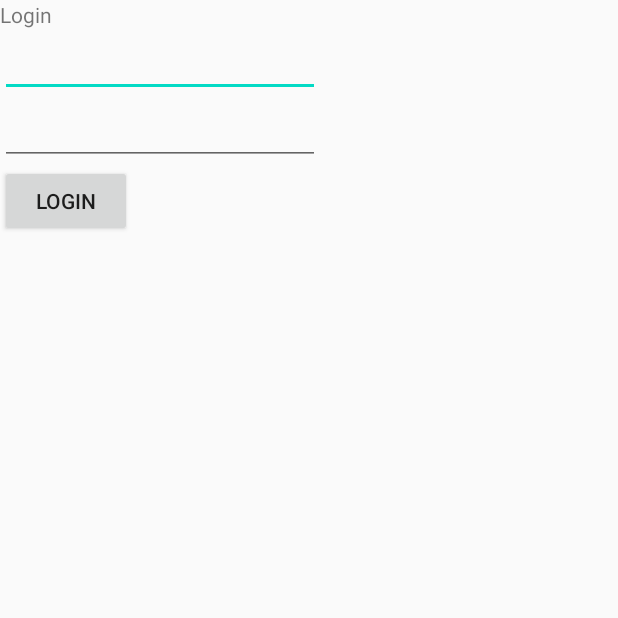
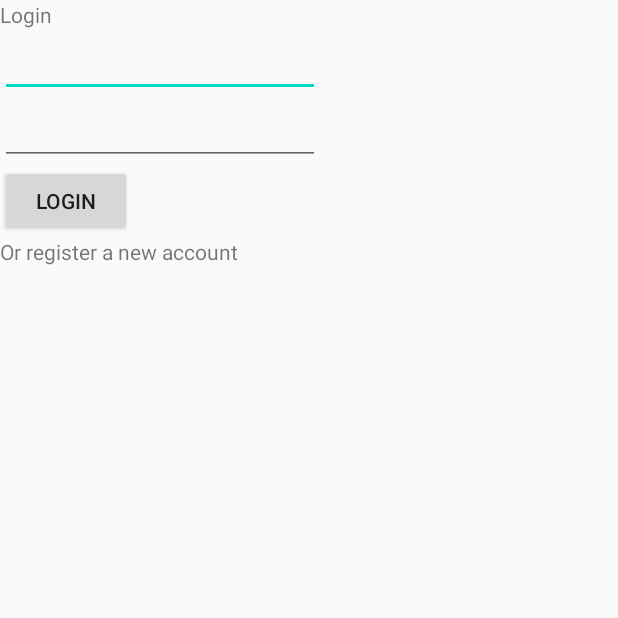
Before and after one commit to DamianSauren/ETransitAndroid, an Android app: the screen it shows after launch (StartActivity), after a tap on "LOGIN", on a phone screen of 412 x 824 dp, the top half of it. Run offline under Robolectric (Android 15) with nearby library versions, the phone set to English and light mode, and no system bars; our stand-ins replace Firebase (no records; nobody signed in at launch, a user with empty details on screens opened directly).

Commit message:
Added login and register screens

```diff
--- a/app/src/main/AndroidManifest.xml
+++ b/app/src/main/AndroidManifest.xml
@@ -22,7 +22,8 @@
             </intent-filter>
         </activity>
         <activity
-            android:name=".MainActivity">
+            android:name=".MainActivity"
+            android:theme="@style/AppTheme.NoActionBar">
         </activity>
     </application>
 
--- /dev/null
+++ b/app/src/main/java/com/example/etransportandroid/LoginFragment.kt
@@ -0,0 +1,88 @@
+package com.example.etransportandroid
+
+import android.os.Bundle
+import android.util.Log
+import android.view.LayoutInflater
+import android.view.View
+import android.view.ViewGroup
+import android.widget.Button
+import android.widget.EditText
+import android.widget.TextView
+import android.widget.Toast
+import androidx.fragment.app.Fragment
+import com.example.etransportandroid.enumClasses.Fragments
+import com.example.etransportandroid.interfaces.FragmentManagement
+import com.google.firebase.auth.FirebaseAuth
+import kotlinx.android.synthetic.main.fragment_login.*
+import kotlinx.android.synthetic.main.fragment_login.view.*
+
+class LoginFragment(private val fragmentManagement: FragmentManagement): Fragment() {
+
+    private lateinit var mAuth: FirebaseAuth
+
+    private lateinit var layout: View
+
+    private lateinit var emailEditText: EditText
+    private lateinit var passwordEditText: EditText
+    private lateinit var loginButton: Button
+    private lateinit var registerTextView: TextView
+
+    override fun onCreateView(
+        inflater: LayoutInflater,
+        container: ViewGroup?,
+        savedInstanceState: Bundle?
+    ): View? {
+        val layout = inflater.inflate(R.layout.fragment_login, container, false)
+        mAuth = FirebaseAuth.getInstance()
+
+        emailEditText = layout.findViewById(R.id.email_login_edittext)
+        passwordEditText = layout.findViewById(R.id.password_login_edittext)
+        loginButton = layout.findViewById(R.id.login_button)
+        registerTextView = layout.findViewById(R.id.register_textview)
+
+        setupLoginForm()
+        return layout
+    }
+
+    private fun setupLoginForm() {
+        loginButton.setOnClickListener {
+            val email = emailEditText.text.toString()
+            val password = passwordEditText.text.toString()
+
+            var canLogin = true
+
+            if(email == "") {
+                Toast.makeText(context, "Email cannot be empty", Toast.LENGTH_SHORT).show()
+                canLogin = false
+            }
+
+            if(password == "") {
+                Toast.makeText(context, "Password cannot be empty", Toast.LENGTH_SHORT).show()
+                canLogin = false
+            }
+
+            if(canLogin) {
+                login(email, password)
+            }
+        }
+
+        registerTextView.setOnClickListener {
+            fragmentManagement.changeFragment(Fragments.REGISTER)
+        }
+    }
+
+    private fun login(email: String, password: String) {
+        mAuth.signInWithEmailAndPassword(email, password)
+            .addOnCompleteListener { task ->
+                if(task.isSuccessful) {
+                    //Sign in success
+                    Log.d("LOGIN", "signInWithEmail:success")
+                    (activity as StartActivity).loadMainActivity()
+                } else {
+                    // If sign in fails, display a message to the user.
+                    Log.w("LOGIN", "signInWithEmail:failure", task.exception)
+                    Toast.makeText(context, "Authentication failed.", Toast.LENGTH_SHORT).show()
+                }
+            }
+    }
+}
--- a/app/src/main/java/com/example/etransportandroid/MainActivity.kt
+++ b/app/src/main/java/com/example/etransportandroid/MainActivity.kt
@@ -15,9 +15,6 @@ class MainActivity : AppCompatActivity() {
         super.onCreate(savedInstanceState)
         setContentView(R.layout.activity_main)
 
-//        val policy = StrictMode.ThreadPolicy.Builder().permitAll().build()
-//        StrictMode.setThreadPolicy(policy)
-
         if(findViewById<ConstraintLayout>(R.id.container) != null) {
             if(savedInstanceState == null) {
                 supportFragmentManager.beginTransaction()
@@ -27,8 +24,6 @@ class MainActivity : AppCompatActivity() {
         }
 
         setupMenuButtons()
-//        val dataBase = DataBase()
-//        dataBase.insert()
     }
 
     private fun setupMenuButtons(){
--- a/app/src/main/java/com/example/etransportandroid/StartActivity.kt
+++ b/app/src/main/java/com/example/etransportandroid/StartActivity.kt
@@ -5,12 +5,17 @@ import android.os.Bundle
 import android.util.Log
 import android.widget.Toast
 import androidx.appcompat.app.AppCompatActivity
+import androidx.constraintlayout.widget.ConstraintLayout
+import androidx.fragment.app.Fragment
+import com.example.etransportandroid.enumClasses.Fragments
+import com.example.etransportandroid.interfaces.FragmentManagement
 import com.google.firebase.FirebaseApp
 import com.google.firebase.auth.FirebaseAuth
-import kotlinx.android.synthetic.main.activity_login.*
 
-class StartActivity: AppCompatActivity() {
+class StartActivity: AppCompatActivity(), FragmentManagement {
     private lateinit var mAuth: FirebaseAuth
+
+    private var currentFragment: Fragment = LoginFragment(this)
 
     override fun onStart() {
         super.onStart()
@@ -19,8 +24,7 @@ class StartActivity: AppCompatActivity() {
         //Check if the current user is singed in (non-null) and proceed to MainActivity
         val currentUser = mAuth.currentUser
         if(currentUser!= null) {
-            val intent = Intent(this, MainActivity::class.java)
-            startActivity(intent)
+            loadMainActivity()
         }
     }
 
@@ -28,64 +32,37 @@ class StartActivity: AppCompatActivity() {
         super.onCreate(savedInstanceState)
         FirebaseApp.initializeApp(this)
         setContentView(R.layout.activity_login)
-        setupButtons()
-    }
 
-    private fun setupButtons() {
-        login_button.setOnClickListener {
-            val email = email_login_edittext.text.toString()
-            val password = password_login_edittext.text.toString()
-
-            var canLogin = true
-
-            if(email == "") {
-                Toast.makeText(baseContext, "Email cannot be empty", Toast.LENGTH_SHORT).show()
-                canLogin = false
-            }
-
-            if(password == "") {
-                Toast.makeText(baseContext, "Password cannot be empty", Toast.LENGTH_SHORT).show()
-                canLogin = false
-            }
-
-            if(canLogin) {
-                login(email, password)
+        if(findViewById<ConstraintLayout>(R.id.container) != null) {
+            if(savedInstanceState == null) {
+                supportFragmentManager.beginTransaction()
+                    .replace(R.id.container, currentFragment)
+                    .commit()
             }
         }
     }
 
-    private fun login(email: String, password: String) {
-        mAuth.signInWithEmailAndPassword(email, password)
-            .addOnCompleteListener(this) { task ->
-                if(task.isSuccessful) {
-                    //Sign in success
-                    Log.d("LOGIN", "signInWithEmail:success")
-                    val intent = Intent(this, MainActivity::class.java)
-                    startActivity(intent)
-                } else {
-                    // If sign in fails, display a message to the user.
-                    Log.w("LOGIN", "signInWithEmail:failure", task.exception)
-                    Toast.makeText(baseContext, "Authentication failed.",
-                        Toast.LENGTH_SHORT).show()
-
-                        register(email, password)
-                }
-            }
+    public fun loadMainActivity() {
+        val intent = Intent(this, MainActivity::class.java)
+        startActivity(intent)
     }
 
-    private fun register(email: String, password: String) {
-        mAuth.createUserWithEmailAndPassword(email, password)
-            .addOnCompleteListener(this) { task ->
-                if (task.isSuccessful) {
-                    // Sign in success, update UI with the signed-in user's information
-                    Log.d("LOGIN", "createUserWithEmail:success")
-                    val user = mAuth.currentUser
-                } else {
-                    // If sign in fails, display a message to the user.
-                    Log.w("LOGIN", "createUserWithEmail:failure", task.exception)
-                    Toast.makeText(baseContext, "Authentication failed.",
-                        Toast.LENGTH_SHORT).show()
-                }
+    private fun addFragmentToActivity(fragment: Fragment){
+        val fm = supportFragmentManager
+        val tr = fm.beginTransaction()
+        tr.replace(R.id.container, fragment)
+        tr.commit()
+        currentFragment = fragment
+    }
+
+    override fun changeFragment(fragment: Fragments) {
+        when(fragment) {
+            Fragments.LOGIN -> {
+                addFragmentToActivity(LoginFragment(this))
             }
+            Fragments.REGISTER -> {
+                addFragmentToActivity(RegisterFragment(this))
+            }
+        }
     }
 }
--- /dev/null
+++ b/app/src/main/java/com/example/etransportandroid/enumClasses/Fragments.kt
@@ -0,0 +1,6 @@
+package com.example.etransportandroid.enumClasses
+
+enum class Fragments {
+    LOGIN,
+    REGISTER
+}
--- /dev/null
+++ b/app/src/main/java/com/example/etransportandroid/interfaces/FragmentManagement.kt
@@ -0,0 +1,7 @@
+package com.example.etransportandroid.interfaces
+
+import com.example.etransportandroid.enumClasses.Fragments
+
+interface FragmentManagement {
+    fun changeFragment(fragment: Fragments)
+}
--- a/app/src/main/res/layout/activity_login.xml
+++ b/app/src/main/res/layout/activity_login.xml
@@ -1,42 +1,7 @@
 <?xml version="1.0" encoding="utf-8"?>
-<androidx.constraintlayout.widget.ConstraintLayout
-    xmlns:android="http://schemas.android.com/apk/res/android"
+<androidx.constraintlayout.widget.ConstraintLayout xmlns:android="http://schemas.android.com/apk/res/android"
     xmlns:app="http://schemas.android.com/apk/res-auto"
     xmlns:tools="http://schemas.android.com/tools"
+    android:id="@+id/container"
     android:layout_width="match_parent"
-    android:layout_height="match_parent">
-
-    <TextView
-        android:id="@+id/textView2"
-        android:layout_width="wrap_content"
-        android:layout_height="wrap_content"
-        android:text="Login"
-        app:layout_constraintStart_toStartOf="parent"
-        app:layout_constraintTop_toTopOf="parent" />
-
-    <EditText
-        android:id="@+id/email_login_edittext"
-        android:layout_width="wrap_content"
-        android:layout_height="wrap_content"
-        android:ems="10"
-        android:inputType="textEmailAddress"
-        app:layout_constraintStart_toStartOf="parent"
-        app:layout_constraintTop_toBottomOf="@+id/textView2" />
-
-    <EditText
-        android:id="@+id/password_login_edittext"
-        android:layout_width="wrap_content"
-        android:layout_height="wrap_content"
-        android:ems="10"
-        android:inputType="textPassword"
-        app:layout_constraintStart_toStartOf="parent"
-        app:layout_constraintTop_toBottomOf="@+id/email_login_edittext" />
-
-    <Button
-        android:id="@+id/login_button"
-        android:layout_width="wrap_content"
-        android:layout_height="wrap_content"
-        android:text="LOGIN"
-        app:layout_constraintStart_toStartOf="parent"
-        app:layout_constraintTop_toBottomOf="@+id/password_login_edittext" />
-</androidx.constraintlayout.widget.ConstraintLayout>
+    android:layout_height="match_parent" />
--- /dev/null
+++ b/app/src/main/res/layout/fragment_login.xml
@@ -0,0 +1,49 @@
+<?xml version="1.0" encoding="utf-8"?>
+<androidx.constraintlayout.widget.ConstraintLayout
+    xmlns:android="http://schemas.android.com/apk/res/android"
+    xmlns:app="http://schemas.android.com/apk/res-auto"
+    android:layout_width="match_parent"
+    android:layout_height="match_parent">
+
+  <EditText
+      android:id="@+id/email_login_edittext"
+      android:layout_width="wrap_content"
+      android:layout_height="wrap_content"
+      android:ems="10"
+      android:inputType="textEmailAddress"
+      app:layout_constraintStart_toStartOf="parent"
+      app:layout_constraintTop_toBottomOf="@+id/textView2" />
+
+  <Button
+      android:id="@+id/login_button"
+      android:layout_width="wrap_content"
+      android:layout_height="wrap_content"
+      android:text="LOGIN"
+      app:layout_constraintStart_toStartOf="parent"
+      app:layout_constraintTop_toBottomOf="@+id/password_login_edittext" />
+
+  <TextView
+      android:id="@+id/textView2"
+      android:layout_width="wrap_content"
+      android:layout_height="wrap_content"
+      android:text="Login"
+      app:layout_constraintStart_toStartOf="parent"
+      app:layout_constraintTop_toTopOf="parent" />
+
+  <TextView
+      android:id="@+id/register_textview"
+      android:layout_width="wrap_content"
+      android:layout_height="wrap_content"
+      android:text="Or register a new account"
+      app:layout_constraintStart_toStartOf="parent"
+      app:layout_constraintTop_toBottomOf="@+id/login_button" />
+
+  <EditText
+      android:id="@+id/password_login_edittext"
+      android:layout_width="wrap_content"
+      android:layout_height="wrap_content"
+      android:ems="10"
+      android:inputType="textPassword"
+      app:layout_constraintStart_toStartOf="parent"
+      app:layout_constraintTop_toBottomOf="@+id/email_login_edittext" />
+</androidx.constraintlayout.widget.ConstraintLayout>
```
Also changed, not shown: app/src/main/java/com/example/etransportandroid/RegisterFragment.kt (added, +101 -0 lines), app/src/main/res/layout/fragment_register.xml (added, +60 -0 lines).
